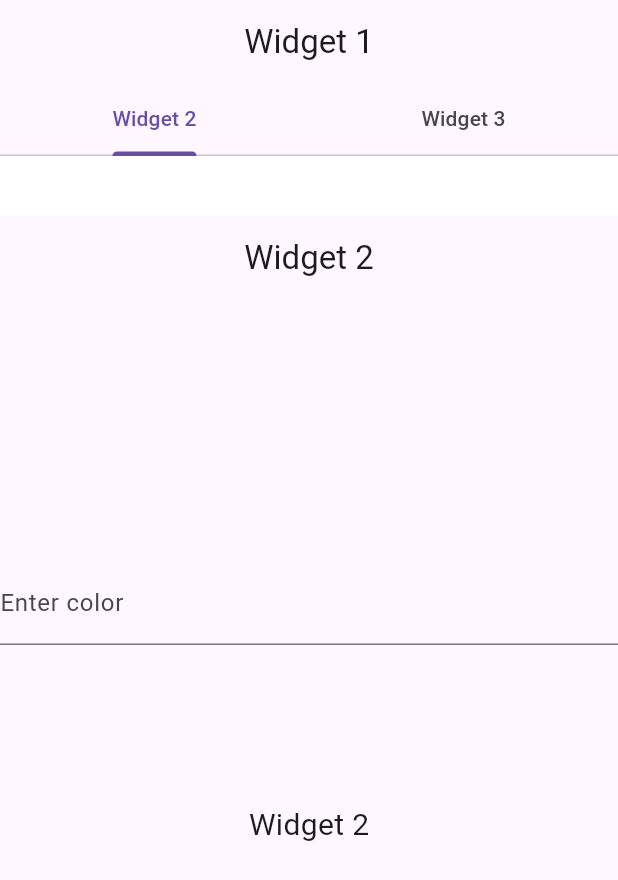
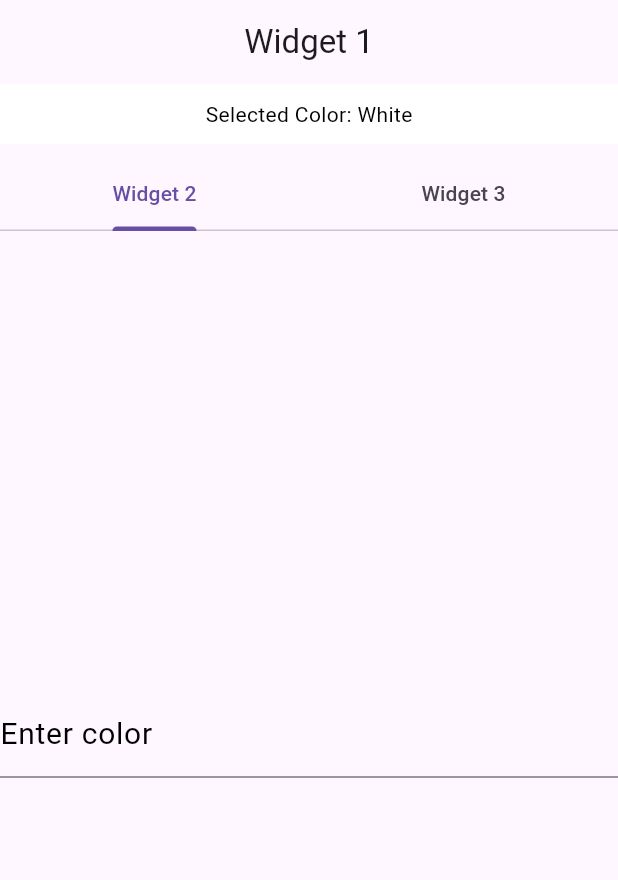
Before and after one commit to Riyaz1203/Assymetri_Intern, a Flutter app: the screen it shows after launch, on a phone screen of 412 x 824 dp. Shown: the top 880 px of the screen. Run offline on Flutter 3.47's test engine with Material 3 defaults, Android fonts, the phone set to English and light mode, and no system bars; our stand-ins replace get.

Commit message:
Final Commit

```diff
--- a/lib/controller/datacontroller.dart
+++ b/lib/controller/datacontroller.dart
@@ -1,11 +1,9 @@
-
 import 'dart:math';
-
 import 'package:flutter/material.dart';
 import 'package:get/get.dart';
 
 class MyDataController extends GetxController {
-  Rx<Color> _selectedColor = Colors.white.obs;
+  final Rx<Color> _selectedColor = Colors.white.obs;
 
   Color get selectedColor => _selectedColor.value;
 
@@ -29,14 +27,22 @@ class MyDataController extends GetxController {
       default:
         _selectedColor.value = Colors.white;
     }
+    update();
   }
 
   void changeRandomColor() {
-    final List<Color> availableColors = [Colors.red, Colors.blue, Colors.green, Colors.yellow, Colors.white];
+    final List<Color> availableColors = [
+      Colors.red,
+      Colors.blue,
+      Colors.green,
+      Colors.yellow,
+      Colors.white
+    ];
     Color randomColor;
     do {
       randomColor = availableColors[Random().nextInt(availableColors.length)];
     } while (randomColor == _selectedColor.value);
     _selectedColor.value = randomColor;
+    update();
   }
 }
--- a/lib/main.dart
+++ b/lib/main.dart
@@ -1,21 +1,20 @@
+import 'package:assymetri_intern/widgets/widget1.dart';
 import 'package:flutter/material.dart';
 import 'package:get/get.dart';
 
 import 'controller/datacontroller.dart';
-import 'widgets/widget2.dart';
-import 'widgets/widget3.dart';
 
 void main() {
-  runApp(const MyApp());
+  runApp( const MyApp());
 }
 
 class MyApp extends StatelessWidget {
-  const MyApp({Key? key});
+   const MyApp({super.key});
 
   @override
   Widget build(BuildContext context) {
     return GetMaterialApp(
-      home: MyHomePage(),
+      home: const Widget1(),
       debugShowCheckedModeBanner: false,
       initialBinding: BindingsBuilder(() {
         Get.put(MyDataController());
@@ -23,63 +22,3 @@ class MyApp extends StatelessWidget {
     );
   }
 }
-
-class MyHomePage extends StatelessWidget {
-  const MyHomePage({Key? key});
-
-  @override
-  Widget build(BuildContext context) {
-    return DefaultTabController(
-      length: 2,
-      child: Scaffold(
-        appBar: AppBar(
-          title: const Text('Widget 1'),
-          centerTitle: true,
-          bottom: const TabBar(
-            tabs: [
-              Tab(text: 'Widget 2'),
-              Tab(text: 'Widget 3'),
-            ],
-          ),
-        ),
-        body: Column(
-          children: [
-            // Display selected color name from Widget 2
-            GetBuilder<MyDataController>(
-              builder: (controller) {
-                final colorNames = {
-                  Colors.red: 'Red',
-                  Colors.blue: 'Blue',
-                  Colors.green: 'Green',
-                  Colors.yellow: 'Yellow',
-                  Colors.white: 'White',
-                };
-                final selectedColor = controller.selectedColor;
-                final selectedColorName =
-                    colorNames[selectedColor] ?? 'Unknown';
-
-                return Container(
-                  color: selectedColor,
-                  padding: const EdgeInsets.symmetric(vertical: 10),
-                  alignment: Alignment.center,
-                  child: Text(
-                    'Selected Color: $selectedColorName',
-                    style: const TextStyle(color: Colors.white),
-                  ),
-                );
-              },
-            ),
-            Expanded(
-              child: TabBarView(
-                children: [
-                  SecondTab(),
-                  ThirdTab(),
-                ],
-              ),
-            ),
-          ],
-        ),
-      ),
-    );
-  }
-}
--- /dev/null
+++ b/lib/widgets/widget1.dart
@@ -0,0 +1,68 @@
+import 'package:flutter/material.dart';
+import 'package:get/get.dart';
+
+import '../controller/datacontroller.dart';
+import 'widget2.dart';
+import 'widget3.dart';
+
+class Widget1 extends StatelessWidget {
+  const Widget1({super.key});
+
+  @override
+  Widget build(BuildContext context) {
+    return DefaultTabController(
+      length: 2,
+      child: Scaffold(
+        appBar: AppBar(
+          title: const Text('Widget 1'),
+          centerTitle: true,
+        ),
+        body: Column(
+          crossAxisAlignment: CrossAxisAlignment.stretch,
+          children: [
+            GetBuilder<MyDataController>(
+              builder: (controller) {
+                final colorNames = {
+                  Colors.red: 'Red',
+                  Colors.blue: 'Blue',
+                  Colors.green: 'Green',
+                  Colors.yellow: 'Yellow',
+                  Colors.white: 'White',
+                };
+                final selectedColor = controller.selectedColor;
+                final selectedColorName =
+                    colorNames[selectedColor] ?? 'Unknown';
+
+                return Container(
+                  color: selectedColor,
+                  padding: const EdgeInsets.symmetric(vertical: 10),
+                  alignment: Alignment.center,
+                  child: Text(
+                    'Selected Color: $selectedColorName',
+                    style: const TextStyle(color: Colors.black),
+                  ),
+                );
+              },
+            ),
+            const SizedBox(
+                height: 10),
+            const TabBar(
+              tabs: [
+                Tab(text: 'Widget 2'),
+                Tab(text: 'Widget 3'),
+              ],
+            ),
+            Expanded(
+              child: TabBarView(
+                children: [
+                  SecondTab(),
+                  ThirdTab(),
+                ],
+              ),
+            ),
+          ],
+        ),
+      ),
+    );
+  }
+}
--- a/lib/widgets/widget2.dart
+++ b/lib/widgets/widget2.dart
@@ -2,58 +2,40 @@ import 'package:flutter/material.dart';
 import 'package:get/get.dart';
 import '../controller/datacontroller.dart';
 
-class SecondTab extends StatefulWidget {
-  SecondTab({Key? key}) : super(key: key);
+class SecondTab extends StatelessWidget {
+  final TextEditingController _controller = TextEditingController();
 
-  @override
-  _SecondTabState createState() => _SecondTabState();
-}
-
-class _SecondTabState extends State<SecondTab> {
-  final TextEditingController _controller = TextEditingController();
+  SecondTab({super.key});
 
   @override
   Widget build(BuildContext context) {
+    return GetBuilder<MyDataController>(
+      builder: (controller) {
         return Scaffold(
-      appBar: AppBar(
-        title: const Text('Widget 2'),
-        centerTitle: true,
-      ),
-      body: Center(
+          body: Container(
+            color: _controller.text.isNotEmpty
+                ? controller.selectedColor
+                : Colors.transparent,
+            child: Center(
               child: Column(
                 mainAxisAlignment: MainAxisAlignment.center,
                 children: [
                   TextField(
                     controller: _controller,
-              decoration: const InputDecoration(labelText: 'Enter color'),
+                    decoration: const InputDecoration(
+                        labelText: 'Enter color',
+                        labelStyle:
+                            TextStyle(fontSize: 20, color: Colors.black)),
                     onChanged: (value) {
-                setState(() {
-                  // Pass the color name string to changeBackgroundColor method
                       Get.find<MyDataController>().changeBackgroundColor(value);
-                });
-              },
-            ),
-            SizedBox(height: 20),
-            // Container that dynamically changes its background color based on input
-            GetBuilder<MyDataController>(
-              builder: (controller) {
-                return Container(
-                  width: 200,
-                  height: 200,
-                  color: _controller.text.isNotEmpty
-                      ? controller.selectedColor
-                      : Colors.transparent, // Show transparent color if input is empty
-                  alignment: Alignment.center,
-                  child: Text(
-                    'Widget 2',
-                    style: TextStyle(fontSize: 20),
-                  ),
-                );
                     },
                   ),
                 ],
               ),
             ),
+          ),
+        );
+      },
     );
   }
 }
--- a/lib/widgets/widget3.dart
+++ b/lib/widgets/widget3.dart
@@ -16,28 +16,19 @@ class ThirdTab extends StatelessWidget {
 
   @override
   Widget build(BuildContext context) {
-    return GestureDetector(
-      onTap: () {
-        Get.find<MyDataController>().changeRandomColor();
-      },
-      child: Container(
+    return Container(
       color: Get.find<MyDataController>().selectedColor,
       child: Scaffold(
-          appBar: AppBar(
-            title: const Text('Widget 3'),
-            centerTitle: true,
-          ),
         body: Center(
           child: GetBuilder<MyDataController>(
             builder: (_) {
               Color randomColor;
               do {
-                  randomColor = _availableColors[
-                      Random().nextInt(_availableColors.length)];
+                randomColor =
+                    _availableColors[Random().nextInt(_availableColors.length)];
               } while (randomColor == _.selectedColor);
-                return Container(
-                  width: 200,
-                  height: 200,
+              return Expanded(
+                child: Container(
                   color: randomColor,
                   child: const Center(
                     child: Text(
@@ -45,9 +36,9 @@ class ThirdTab extends StatelessWidget {
                       style: TextStyle(fontSize: 20),
                     ),
                   ),
+                ),
               );
             },
-            ),
           ),
         ),
       ),
```
Lines whose indentation alone changed are shown as unchanged.
